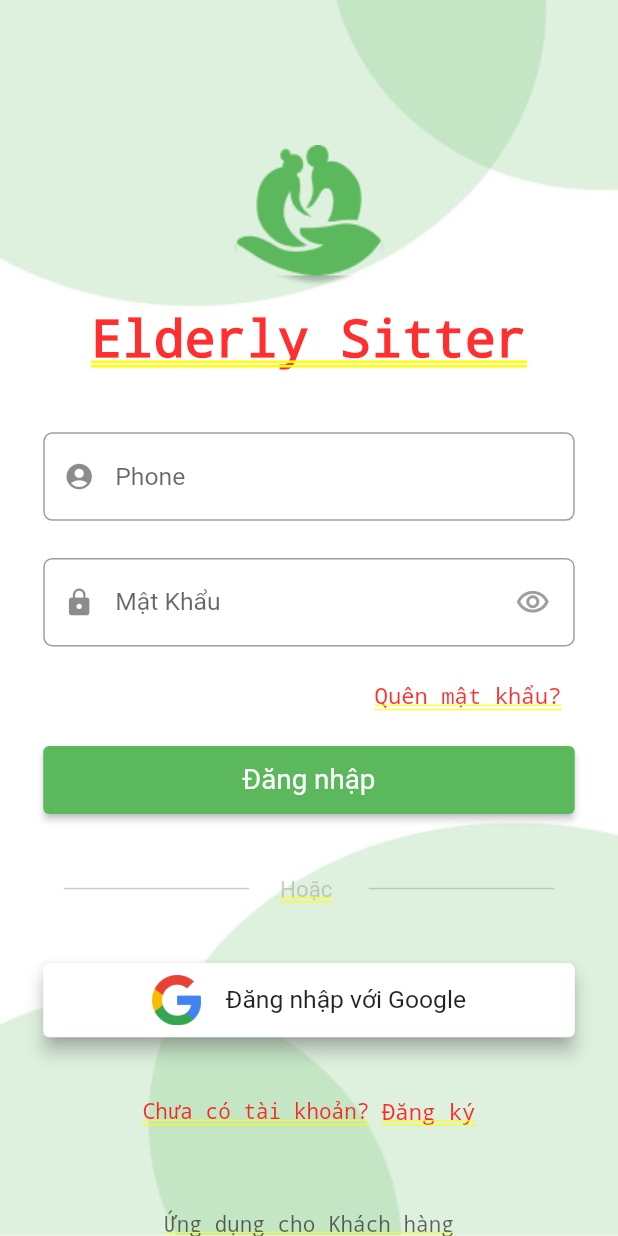
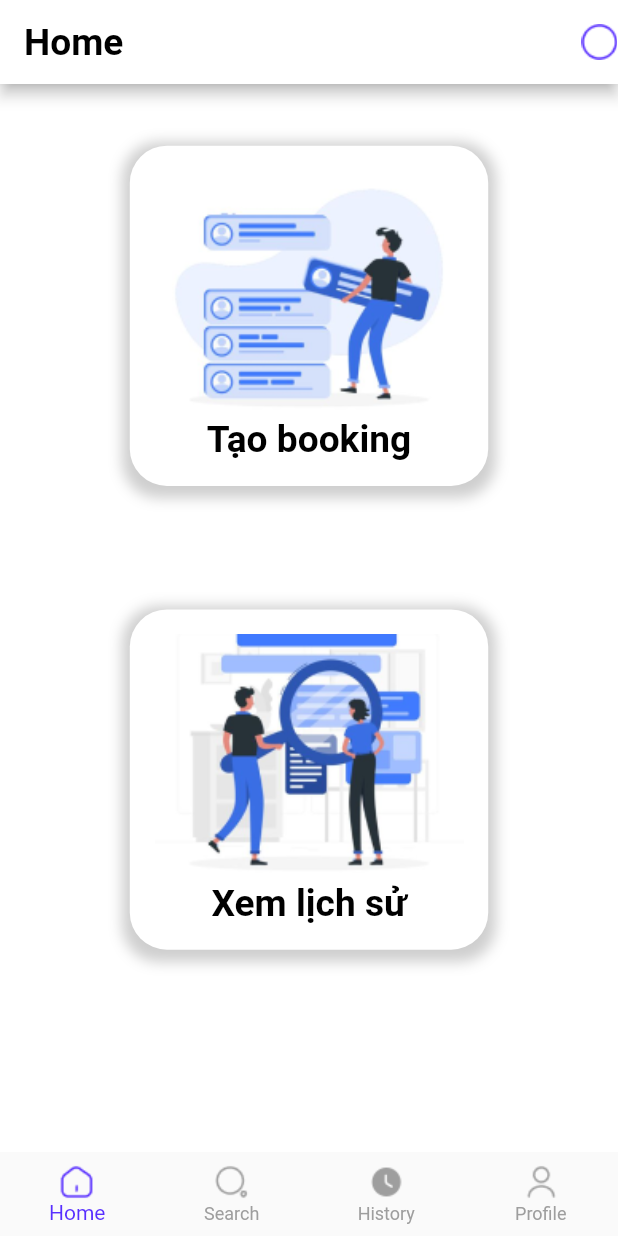
Before and after one commit to TuanChau1008/capstone, a Flutter app: the screen it shows after launch, after a tap on "Đăng nhập", on a phone screen of 412 x 824 dp. Run offline on Flutter 3.47's test engine with Material 2 defaults, Android fonts, the phone set to English and light mode, and no system bars.

Commit message:
khanhpl update home

```diff
--- /dev/null
+++ b/lib/bottom_bar_navigator/bottom_bar_navigator.dart
@@ -0,0 +1,105 @@
+
+import 'package:capstone/home_screen/homescreen.dart';
+import 'package:flutter/material.dart';
+import 'dart:math' as math;
+
+import '../utils/constants/color_constant.dart';
+import '../utils/constants/image_constant.dart';
+
+class BottomBarNavigator extends StatefulWidget {
+  int selectedIndex = 0;
+
+  bool isBottomNav = true;
+
+  BottomBarNavigator(
+      {super.key, required this.selectedIndex, required this.isBottomNav});
+
+  @override
+  State<BottomBarNavigator> createState() => _BottomBarNavigatorState(
+      selectedIndex: selectedIndex, isBottomNav: isBottomNav);
+}
+
+class _BottomBarNavigatorState extends State<BottomBarNavigator> {
+  int selectedIndex = 0;
+  bool isBottomNav = true;
+
+  _BottomBarNavigatorState(
+      {required this.selectedIndex, required this.isBottomNav});
+
+  Widget? pageCaller(index) {
+    switch (selectedIndex) {
+      case 0:
+        return const HomeScreen();
+      case 1:
+        return const SizedBox();
+      case 2:
+        return const SizedBox();
+      case 3:
+        return const SizedBox();
+
+
+      default:
+        return const SizedBox();
+    }
+  }
+
+  void _onItemTapped(int index) {
+    setState(() {
+      selectedIndex = index;
+    });
+  }
+
+  @override
+  Widget build(BuildContext context) {
+    var size = MediaQuery.of(context).size;
+    return Scaffold(
+
+      body: pageCaller(selectedIndex),
+      bottomNavigationBar: isBottomNav == true
+          ? BottomNavigationBar(
+        items: <BottomNavigationBarItem>[
+          BottomNavigationBarItem(
+            icon: ImageIcon(
+              AssetImage(ImageConstant.icHome),
+            ),
+            label: 'Home',
+          ),
+          BottomNavigationBarItem(
+            icon: ImageIcon(
+              AssetImage(ImageConstant.icSearch),
+            ),
+            label: 'Search',
+          ),
+          BottomNavigationBarItem(
+            icon: ImageIcon(
+              AssetImage(ImageConstant.icHistory),
+            ),
+            label: 'History',
+          ),
+          BottomNavigationBarItem(
+            icon: ImageIcon(
+              AssetImage(ImageConstant.icProfile),
+            ),
+            label: 'Profile',
+          ),
+        ],
+        currentIndex: selectedIndex,
+        selectedItemColor: ColorConstant.primaryColor,
+        selectedLabelStyle: TextStyle(
+          color: ColorConstant.primaryColor,
+        ),
+        type: BottomNavigationBarType.fixed,
+        unselectedItemColor: Colors.grey,
+        unselectedLabelStyle: TextStyle(
+          color: Colors.black,
+        ),
+        showUnselectedLabels: true,
+        elevation: 0,
+        onTap: _onItemTapped,
+      )
+          : Container(
+        height: 0,
+      ),
+    );
+  }
+}
--- /dev/null
+++ b/lib/home_screen/homescreen.dart
@@ -0,0 +1,131 @@
+import 'package:capstone/utils/constants/color_constant.dart';
+import 'package:capstone/utils/constants/image_constant.dart';
+import 'package:flutter/material.dart';
+
+class HomeScreen extends StatelessWidget {
+  const HomeScreen({Key? key}) : super(key: key);
+
+  @override
+  Widget build(BuildContext context) {
+    var size = MediaQuery.of(context).size;
+    return Scaffold(
+      appBar: AppBar(
+        backgroundColor: Colors.white,
+        automaticallyImplyLeading: false,
+        title: Text(
+          "Home",
+          style: TextStyle(
+            color: Colors.black,
+            fontSize: size.height * 0.03,
+            fontWeight: FontWeight.bold,
+          ),
+        ),
+        actions: [
+          GestureDetector(
+            onTap: () {},
+            child: Image.asset(
+              ImageConstant.icAdd,
+              height: size.height * 0.03,
+              width: size.height * 0.03,
+              color: ColorConstant.primaryColor,
+            ),
+          ),
+        ],
+      ),
+      body: Material(
+        color: Colors.white,
+        child: SizedBox(
+          height: size.height,
+          width: size.width,
+          child: SingleChildScrollView(
+            scrollDirection: Axis.vertical,
+            child: Column(
+              mainAxisAlignment: MainAxisAlignment.start,
+              crossAxisAlignment: CrossAxisAlignment.center,
+              children: [
+                SizedBox(height: size.height*0.05,),
+                Container(
+                  padding: EdgeInsets.all(size.height * 0.02),
+                  decoration: BoxDecoration(
+                    color: Colors.white,
+                    borderRadius: BorderRadius.circular(size.height * 0.03),
+                    boxShadow: [
+                      BoxShadow(
+                        color: Colors.grey.withOpacity(0.5),
+                        spreadRadius: 5,
+                        blurRadius: 7,
+                        offset: Offset(0, 3), // changes position of shadow
+                      ),
+                    ],
+                  ),
+                  child: Column(
+                    children: [
+
+                      Container(
+                        width: size.width * 0.5,
+                        height: size.width * 0.4,
+                        decoration: BoxDecoration(
+                          image: DecorationImage(
+                            image: AssetImage(ImageConstant.imgCreateBooking),
+                            fit: BoxFit.fill,
+                          ),
+                        ),
+                      ),
+                      Text(
+                        "Tạo booking",
+                        style: TextStyle(
+                          fontWeight: FontWeight.bold,
+                          color: Colors.black,
+                          fontSize: size.height * 0.03,
+                        ),
+                      )
+                    ],
+                  ),
+                ),
+                SizedBox(height: size.height*0.1,),
+                Container(
+                  padding: EdgeInsets.all(size.height * 0.02),
+                  decoration: BoxDecoration(
+                    color: Colors.white,
+                    borderRadius: BorderRadius.circular(size.height * 0.03),
+                    boxShadow: [
+                      BoxShadow(
+                        color: Colors.grey.withOpacity(0.5),
+                        spreadRadius: 5,
+                        blurRadius: 7,
+                        offset: Offset(0, 3), // changes position of shadow
+                      ),
+                    ],
+                  ),
+                  child: Column(
+                    children: [
+
+                      Container(
+                        width: size.width * 0.5,
+                        height: size.width * 0.4,
+                        decoration: BoxDecoration(
+                          image: DecorationImage(
+                            image: AssetImage(ImageConstant.imgViewHistory),
+                            fit: BoxFit.fill,
+                          ),
+                        ),
+                      ),
+                      Text(
+                        "Xem lịch sử",
+                        style: TextStyle(
+                          fontWeight: FontWeight.bold,
+                          color: Colors.black,
+                          fontSize: size.height * 0.03,
+                        ),
+                      )
+                    ],
+                  ),
+                ),
+              ],
+            ),
+          ),
+        ),
+      ),
+    );
+  }
+}
--- a/lib/login_screen/login_screen.dart
+++ b/lib/login_screen/login_screen.dart
@@ -1,5 +1,6 @@
 
 
+import 'package:capstone/bottom_bar_navigator/bottom_bar_navigator.dart';
 import 'package:flutter/material.dart';
 
 import '../utils/constants/color_constant.dart';
@@ -20,7 +21,8 @@ class _LoginScreenState extends State<LoginScreen> {
     // TODO: implement build
     var size = MediaQuery.of(context).size;
     final ThemeData theme = ThemeData();
-          return Container(
+          return Material(
+            child: Container(
               width: size.width,
               height: size.height,
               decoration: BoxDecoration(
@@ -188,11 +190,12 @@ class _LoginScreenState extends State<LoginScreen> {
                       height: size.height * 0.055,
                       child: ElevatedButton(
                         onPressed: () {
+                          Navigator.push(context, MaterialPageRoute(builder: (context) => BottomBarNavigator(selectedIndex: 0, isBottomNav: true),));
                         },
                         style: ElevatedButton.styleFrom(
                           backgroundColor: ColorConstant.primaryColor,
                           textStyle: TextStyle(
-                          fontSize: size.width * 0.045,
+                            fontSize: size.width * 0.045  ,
                           ),
                         ),
                         child: const Text("Đăng nhập"),
@@ -335,6 +338,7 @@ class _LoginScreenState extends State<LoginScreen> {
                   ),
                 ],
               ),
+            ),
           );
 
   }
--- a/lib/utils/constants/color_constant.dart
+++ b/lib/utils/constants/color_constant.dart
@@ -2,7 +2,7 @@ import 'dart:ui';
 import 'package:flutter/material.dart';
 
 class ColorConstant {
-  static Color primaryColor = fromHex('5CB85C');
+  static Color primaryColor = fromHex('582FFF');
 
   static Color fromHex(String hexString) {
     final buffer = StringBuffer();
--- a/lib/utils/constants/image_constant.dart
+++ b/lib/utils/constants/image_constant.dart
@@ -2,4 +2,11 @@ class ImageConstant {
   static String appIcon = 'assets/images/app_ic.png';
   static String imgLoginBg = 'assets/images/login_bg_img.jpg';
   static String imgGoogle = 'assets/images/ggicon2.png';
+  static String icHome = 'assets/images/ic_home.png';
+  static String icSearch = 'assets/images/ic_search.png';
+  static String icHistory = 'assets/images/ic_history.png';
+  static String icProfile = 'assets/images/ic_profile.png';
+  static String icAdd = 'assets/images/ic_add.png';
+  static String imgCreateBooking = 'assets/images/img_create_booking.png';
+  static String imgViewHistory = 'assets/images/img_view_history.png';
 }
```
Also changed, not shown: assets/images/ic_add.png (added), assets/images/ic_history.png (added), assets/images/ic_home.png (added), assets/images/ic_profile.png (added), assets/images/ic_search.png (added), assets/images/img_create_booking.png (added), assets/images/img_view_history.png (added). Lines whose indentation alone changed are shown as unchanged.
